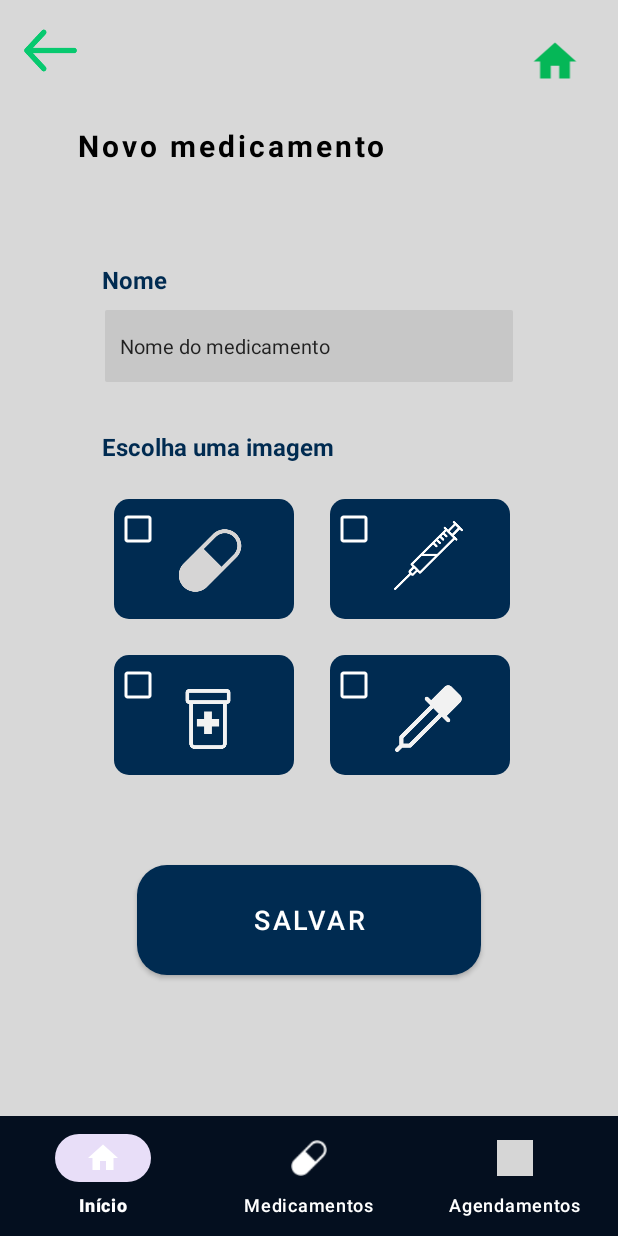
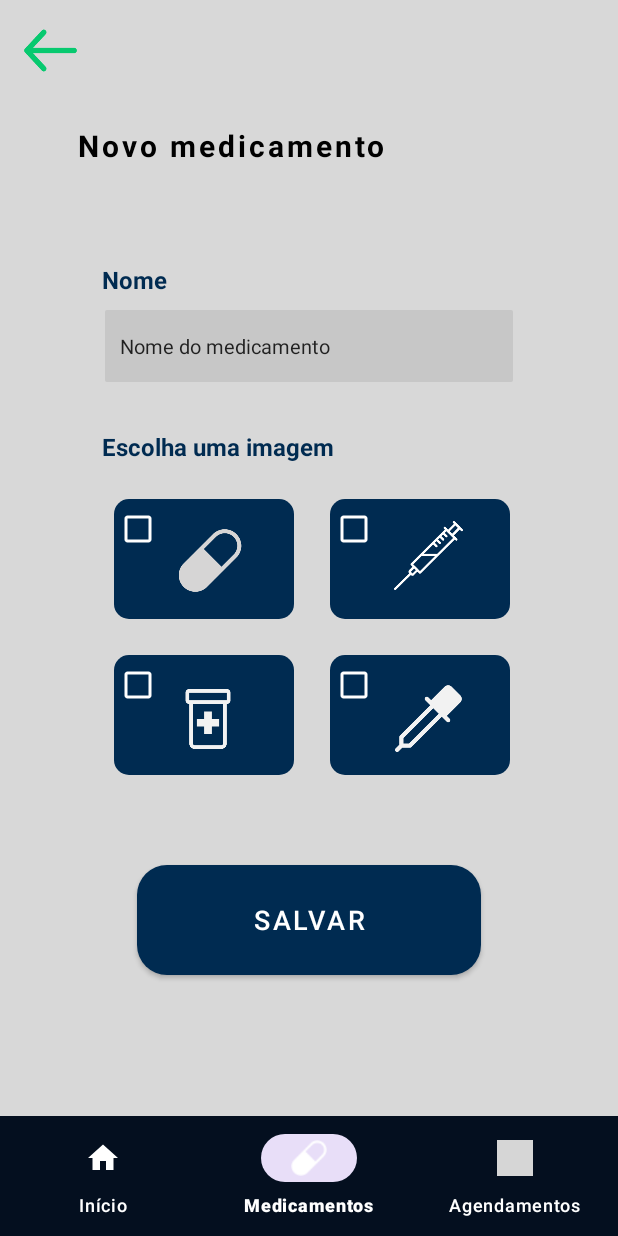
Before and after one commit to nathazz/MedTime, an Android app: the NovoMedicamentoActivity screen opened directly, with no data from a screen before it, on a phone screen of 412 x 824 dp. Run offline under Robolectric (Android 15) with nearby library versions, the phone set to English and light mode, and no system bars; grey boxes are pictures that could not be loaded.

Commit message:
#Lógica animação ButtonBar🤓

```diff
--- a/app/src/main/java/com/example/medtime/controller/NovoMedicamentoActivity.kt
+++ b/app/src/main/java/com/example/medtime/controller/NovoMedicamentoActivity.kt
@@ -22,10 +22,7 @@ class NovoMedicamentoActivity : AppCompatActivity() {
             finish()
         }
 
-        binding.voltarMain.setOnClickListener {
-            startActivity(Intent(this, MainActivity::class.java))
-            finish()
-        }
+
 
         binding.btnSalvarNovo.setOnClickListener {
             salvarMedicamento()
@@ -33,7 +30,8 @@ class NovoMedicamentoActivity : AppCompatActivity() {
 
 
 
-        navegar()
+
+        voltar()
         selecionarUmCheck()
     }
 
@@ -109,26 +107,24 @@ class NovoMedicamentoActivity : AppCompatActivity() {
         finish()
     }
 
-    fun navegar(){
+    private fun voltar() {
         val bottomBar = binding.bottomBar
+
+
+        bottomBar.menu.findItem(R.id.medicamentos).isChecked = true
+
         bottomBar.setOnNavigationItemSelectedListener { menuItem ->
             when (menuItem.itemId) {
-
                 R.id.medicamentos -> {
-
                     startActivity(Intent(this, MedCadastrados::class.java))
-
                     finish()
-
                     true
                 }
-
                 R.id.agendamentos -> {
                     startActivity(Intent(this, AgendamentosActivity::class.java))
                     finish()
                     true
                 }
-
                 R.id.inicio -> {
                     startActivity(Intent(this, MainActivity::class.java))
                     finish()
@@ -136,9 +132,7 @@ class NovoMedicamentoActivity : AppCompatActivity() {
                 }
                 else -> false
             }
-
         }
-
     }
 
-}
+  }
--- a/app/src/main/res/layout/activity_novo_medicamento.xml
+++ b/app/src/main/res/layout/activity_novo_medicamento.xml
@@ -152,16 +152,6 @@
         app:layout_constraintBottom_toBottomOf="@+id/viewInjecao"
         app:layout_constraintStart_toStartOf="@+id/viewInjecao" />
 
-    <ImageView
-        android:id="@+id/voltarMain"
-        android:layout_width="36dp"
-        android:layout_height="34dp"
-        android:layout_marginTop="24dp"
-        android:layout_marginEnd="24dp"
-        android:src="@drawable/baseline_home_24"
-        app:layout_constraintEnd_toEndOf="parent"
-        app:layout_constraintTop_toTopOf="parent" />
-
 
     <ImageView
         android:id="@+id/ftGotas"
```
Also changed, not shown: app/src/main/java/com/example/medtime/controller/AgendamentosActivity.kt (+9 -19 lines), app/src/main/java/com/example/medtime/controller/MainActivity.kt (+8 -10 lines), app/src/main/java/com/example/medtime/controller/MedCadastrados.kt (+15 -14 lines), app/src/main/res/menu/menu_temp.xml (added, +20 -0 lines).
